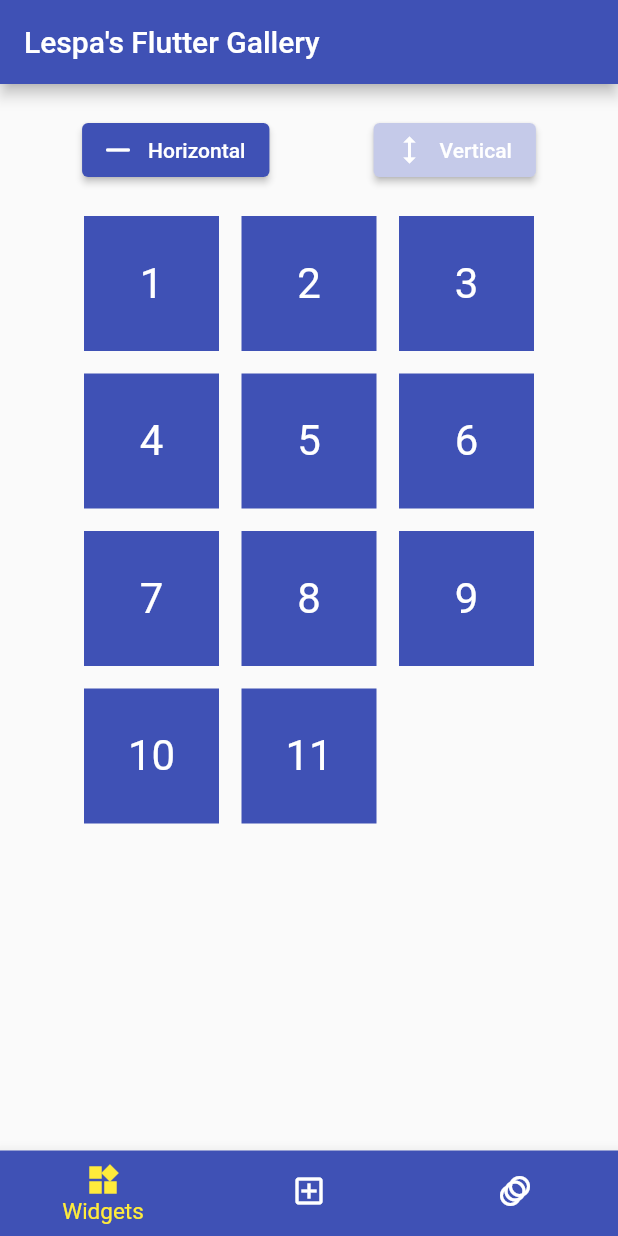
After one commit to MLesky/Lespa-s-Flutter-Gallery, a Flutter app: the WrapWidgetExample screen opened by its route, after a tap on "Horizontal", on a phone screen of 412 x 824 dp. The commit adds this screen. Run offline on Flutter 3.47's test engine with Material 2 defaults, Android fonts, the phone set to English and light mode, and no system bars; our stand-ins replace accordion, go_router.

Commit message:
wrap widget

```diff
--- a/lib/main.dart
+++ b/lib/main.dart
@@ -9,6 +9,7 @@ import 'package:my_flutter_gallery/pages/widgets/layout_builder.dart';
 import 'package:my_flutter_gallery/pages/widgets/opacity_widget.dart';
 import 'package:my_flutter_gallery/pages/widgets/page_view_widget.dart';
 import 'package:my_flutter_gallery/pages/widgets/table_widget.dart';
+import 'package:my_flutter_gallery/pages/widgets/wrap_widget.dart';
 
 import 'components/scaffold_with_bottom_nav_bar.dart';
 
@@ -62,6 +63,8 @@ GoRouter routes = GoRouter(initialLocation: '/widgets', routes: [
           GoRoute(
               path: 'table',
               builder: (context, state) => const TableWidgetExample()),
+          GoRoute(path: 'wrap',
+              builder: (context, state) => const WrapWidgetExample()),
         ],
       ),
       GoRoute(
--- a/lib/pages/widgets.dart
+++ b/lib/pages/widgets.dart
@@ -55,6 +55,7 @@ List<Map<String, String>> mediaExamples = [
 ];
 
 List<Map<String, String>> layoutExamples = [
+  {'title': 'Wrap', 'path': '/widgets/wrap'},
   {'title': 'Table', 'path': '/widgets/table'},
   {'title': 'Layout Builder', 'path': '/widgets/layout-builder'},
   {'title': 'Page View', 'path': '/widgets/page-view'},
--- a/lib/pages/widgets/layout_builder.dart
+++ b/lib/pages/widgets/layout_builder.dart
@@ -32,7 +32,7 @@ class LayoutWidgetExample extends StatelessWidget {
     });
   }
 
-  Container buildSquareBox(dynamic item) => Container(width: 230.0, height: 180.0, color: Colors.indigo, margin: const EdgeInsets.symmetric(vertical: 20.0), child: Center(child: Text('$item', textScaleFactor: 2.0, style: const TextStyle(color: Colors.white)),));
+  Container buildSquareBox(dynamic item) => Container(width: 230.0, height: 280.0, color: Colors.indigo, margin: const EdgeInsets.symmetric(vertical: 20.0), child: Center(child: Text('$item', textScaleFactor: 2.0, style: const TextStyle(color: Colors.white)),));
 
   Widget buildOneColumn({List items = const []}) {
     return Column(
--- /dev/null
+++ b/lib/pages/widgets/wrap_widget.dart
@@ -0,0 +1,71 @@
+import 'package:flutter/material.dart';
+
+List<int> data = [for (int i = 1; i <= 31; i++) i];
+
+class WrapWidgetExample extends StatefulWidget {
+  const WrapWidgetExample({super.key});
+
+  @override
+  State<WrapWidgetExample> createState() => _WrapWidgetExampleState();
+}
+
+class _WrapWidgetExampleState extends State<WrapWidgetExample> {
+
+  Color horizontalWrapButton = Colors.indigo;
+  Color verticalWrapButton = Colors.indigo.shade200;
+  Axis wrapDirection = Axis.horizontal;
+
+  @override
+  Widget build(BuildContext context) {
+    return Padding(
+      padding: const EdgeInsets.all(20.0),
+      child: Column(
+        children: [
+          Row(
+            mainAxisAlignment: MainAxisAlignment.spaceAround,
+            children: [
+              ElevatedButton.icon(
+                  onPressed: () {
+                    setState(() {
+                      horizontalWrapButton = Colors.indigo;
+                      verticalWrapButton = Colors.indigo.shade100;
+                      wrapDirection = Axis.horizontal;
+                    });
+                  },
+                  icon: const Icon(Icons.horizontal_rule_rounded),
+                  label: const Text('Horizontal'),
+                  style: ButtonStyle(
+                    backgroundColor: MaterialStateProperty.all(horizontalWrapButton),
+                  ),
+              ),
+              ElevatedButton.icon(
+                  onPressed: () {
+                    setState(() {
+                      horizontalWrapButton = Colors.indigo.shade100;
+                      verticalWrapButton = Colors.indigo;
+                      wrapDirection = Axis.vertical;
+                    });
+                  },
+                  icon: const Icon(Icons.height),
+                  label: const Text('Vertical'),
+                style: ButtonStyle(
+                  backgroundColor: MaterialStateProperty.all(verticalWrapButton),
+                ),),
+            ],
+          ),
+          const SizedBox(height: 20,),
+          Expanded(
+            child: Wrap(
+              direction: wrapDirection,
+              spacing: 15.0,
+              runSpacing: 15.0,
+              children: [
+                for(int i = 1; i < 12; i++) Container(color: Colors.indigo, width: 90, height: 90, child: Center(child: Text("$i", textScaleFactor: 2.0, style: const TextStyle(color: Colors.white))))
+              ],
+            ),
+          ),
+        ],
+      ),
+    );
+  }
+}
```
